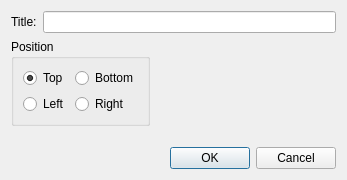
The window that plugins/chartshape/dialogs/NewAxisDialog.ui (KDE/krita) describes before a commit, drawn with Qt 5.
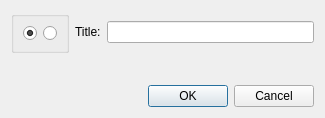
The same window after the commit.

Diff of the .ui file:
```diff
--- a/plugins/chartshape/dialogs/NewAxisDialog.ui
+++ b/plugins/chartshape/dialogs/NewAxisDialog.ui
@@ -1,116 +1,105 @@
 <ui version="4.0" >
  <class>NewAxisDialog</class>
- <widget class="QDialog" name="NewAxisDialog" >
-  <property name="geometry" >
+ <widget class="QDialog" name="NewAxisDialog">
+  <property name="geometry">
    <rect>
     <x>0</x>
     <y>0</y>
-    <width>347</width>
-    <height>180</height>
+    <width>325</width>
+    <height>118</height>
    </rect>
   </property>
-  <property name="windowTitle" >
+  <property name="sizePolicy">
+   <sizepolicy hsizetype="Fixed" vsizetype="Fixed">
+    <horstretch>0</horstretch>
+    <verstretch>0</verstretch>
+   </sizepolicy>
+  </property>
+  <property name="windowTitle">
    <string>New Axis</string>
   </property>
-  <layout class="QGridLayout" >
-   <item row="0" column="0" >
-    <widget class="QLabel" name="label" >
-     <property name="sizePolicy" >
-      <sizepolicy vsizetype="Preferred" hsizetype="Fixed" >
-       <horstretch>0</horstretch>
-       <verstretch>0</verstretch>
-      </sizepolicy>
-     </property>
-     <property name="text" >
-      <string>Title:</string>
-     </property>
-    </widget>
-   </item>
-   <item row="0" column="1" colspan="2" >
-    <widget class="QLineEdit" name="title" />
-   </item>
-   <item row="1" column="0" colspan="2" >
-    <widget class="QGroupBox" name="groupBox" >
-     <property name="sizePolicy" >
-      <sizepolicy vsizetype="Preferred" hsizetype="Preferred" >
+  <property name="sizeGripEnabled">
+   <bool>false</bool>
+  </property>
+  <property name="modal">
+   <bool>false</bool>
+  </property>
+  <layout class="QGridLayout">
+   <item row="0" column="0" colspan="5">
+    <layout class="QHBoxLayout" name="horizontalLayout">
+     <item>
+      <widget class="QGroupBox" name="groupBox">
+       <property name="sizePolicy">
+        <sizepolicy hsizetype="Minimum" vsizetype="Preferred">
        <horstretch>0</horstretch>
        <verstretch>0</verstretch>
       </sizepolicy>
      </property>
-     <property name="title" >
-      <string>Position</string>
-     </property>
-     <layout class="QGridLayout" >
-      <item row="0" column="0" >
-       <widget class="QRadioButton" name="positionIsTop" >
-        <property name="text" >
-         <string>Top</string>
-        </property>
-        <property name="checked" >
+       <property name="title">
+        <string/>
+       </property>
+       <layout class="QGridLayout">
+        <item row="0" column="0">
+         <widget class="QRadioButton" name="dimensionIsX">
+          <property name="text">
+           <string/>
+          </property>
+          <property name="checked">
          <bool>true</bool>
         </property>
        </widget>
       </item>
-      <item row="0" column="1" >
-       <widget class="QRadioButton" name="positionIsBottom" >
-        <property name="text" >
-         <string>Bottom</string>
+        <item row="0" column="1">
+         <widget class="QRadioButton" name="dimensionIsY">
+          <property name="text">
+           <string/>
         </property>
        </widget>
       </item>
-      <item row="1" column="0" >
-       <widget class="QRadioButton" name="positionIsLeft" >
-        <property name="text" >
-         <string>Left</string>
-        </property>
-       </widget>
-      </item>
-      <item row="1" column="1" >
-       <widget class="QRadioButton" name="positionIsRight" >
-        <property name="text" >
-         <string>Right</string>
-        </property>
-       </widget>
-      </item>
-     </layout>
-    </widget>
+       </layout>
+      </widget>
+     </item>
+     <item>
+      <widget class="QLabel" name="label">
+       <property name="sizePolicy">
+        <sizepolicy hsizetype="Fixed" vsizetype="Preferred">
+         <horstretch>0</horstretch>
+         <verstretch>0</verstretch>
+        </sizepolicy>
+       </property>
+       <property name="text">
+        <string>Title:</string>
+       </property>
+      </widget>
+     </item>
+     <item>
+      <widget class="QLineEdit" name="title"/>
+     </item>
+    </layout>
    </item>
-   <item row="1" column="2" >
-    <spacer>
-     <property name="orientation" >
+   <item row="2" column="2" colspan="3">
+    <widget class="QDialogButtonBox" name="buttonBox">
+     <property name="orientation">
       <enum>Qt::Horizontal</enum>
      </property>
-     <property name="sizeHint" >
-      <size>
-       <width>101</width>
-       <height>20</height>
-      </size>
+     <property name="standardButtons">
+      <set>QDialogButtonBox::Cancel|QDialogButtonBox::Ok</set>
      </property>
-    </spacer>
+    </widget>
    </item>
-   <item row="2" column="0" colspan="3" >
-    <spacer>
-     <property name="orientation" >
+   <item row="1" column="2">
+    <spacer name="verticalSpacer">
+     <property name="orientation">
       <enum>Qt::Vertical</enum>
      </property>
-     <property name="sizeHint" >
+     <property name="sizeHint" stdset="0">
       <size>
-       <width>245</width>
-       <height>16</height>
+       <width>0</width>
+       <height>0</height>
       </size>
      </property>
     </spacer>
    </item>
-   <item row="3" column="0" colspan="3" >
-    <widget class="QDialogButtonBox" name="buttonBox" >
-     <property name="orientation" >
-      <enum>Qt::Horizontal</enum>
-     </property>
-     <property name="standardButtons" >
-      <set>QDialogButtonBox::Cancel|QDialogButtonBox::NoButton|QDialogButtonBox::Ok</set>
-     </property>
-    </widget>
-   </item>
   </layout>
  </widget>
  <resources/>
```
Left out of the diff: 11 changed lines with no effect on the pictures. Lines whose indentation alone changed are shown as unchanged.
